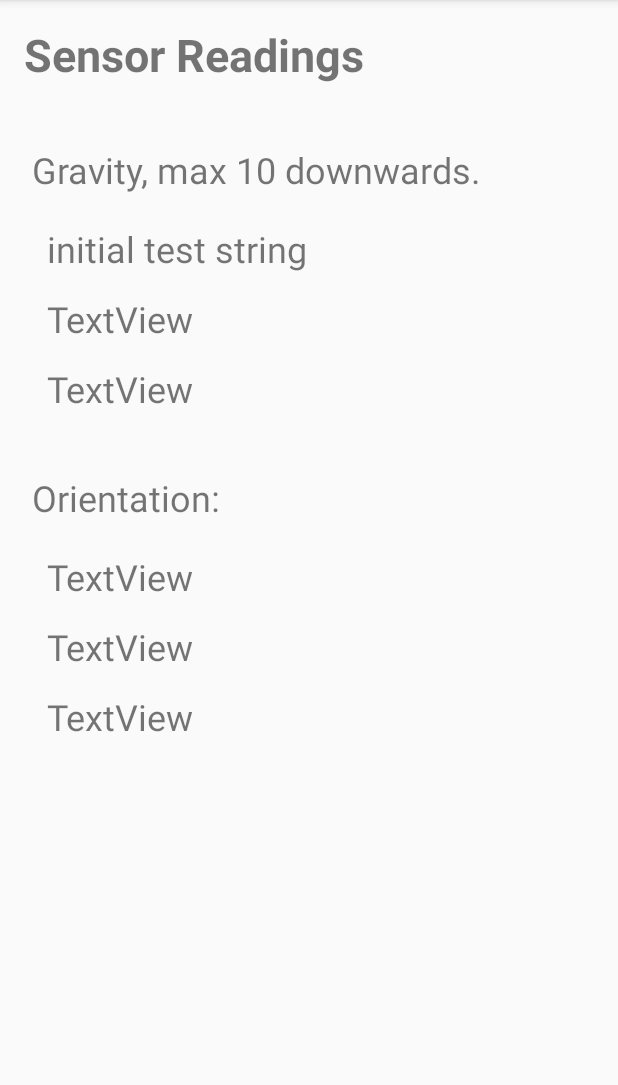
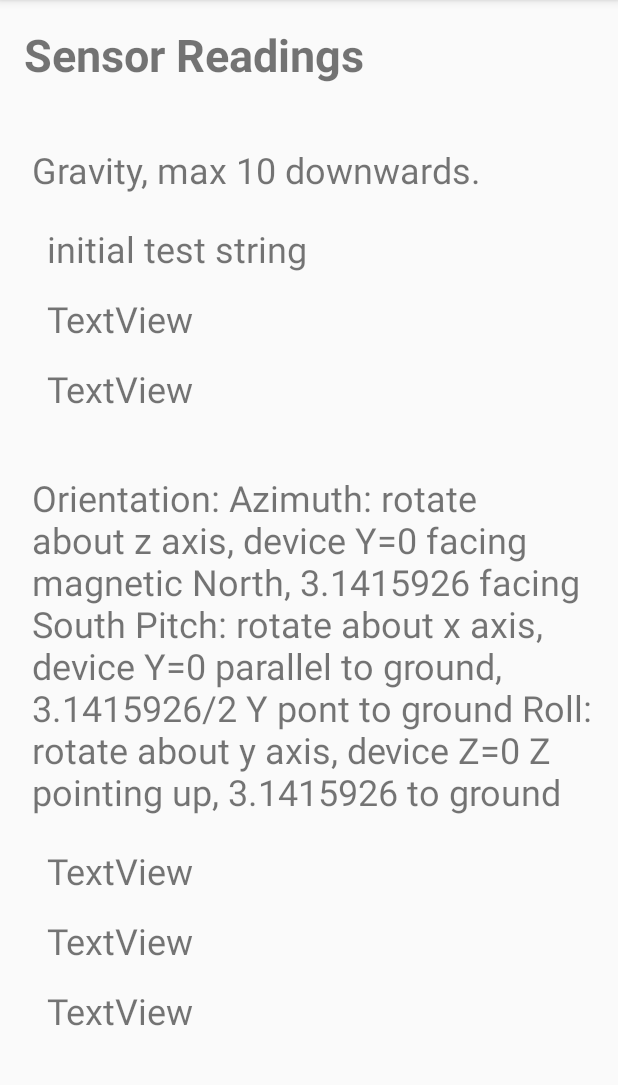
Before and after one commit to sproffer/SensorTest, an Android app: the screen it shows after launch (SensorActivity), on a phone screen of 412 x 824 dp, the part 84-1169 px from its top. Run offline under Robolectric (Android 15) with nearby library versions, the phone set to English and light mode, and no system bars.

Commit message:
add title

```diff
--- a/app/src/main/java/net/garyzhu/sensortest/SensorActivity.java
+++ b/app/src/main/java/net/garyzhu/sensortest/SensorActivity.java
@@ -117,9 +117,9 @@ public class SensorActivity extends AppCompatActivity implements SensorEventList
             	if (hasAccelerometerSet) {
             		SensorManager.getRotationMatrix(mR, null, mLastAccelerometer, mLastMagnetometer);
                     SensorManager.getOrientation(mR, mOrientation);
-	                outputX2.setText("Azimuth: "+nf.format(mOrientation[0]) + "  (rotae about z axis, device Y=0 facing magnetic North, 3.1415926 facing South)");
+	                outputX2.setText("Azimuth: "+nf.format(mOrientation[0]) + "  (rotate about z axis, device Y=0 facing magnetic North, 3.1415926 facing South)");
 	                outputY2.setText("Pitch: "+nf.format(mOrientation[1]) + "  (rotate about x axis, device Y=0 parallel to ground, 3.1415926/2 Y pont to ground)");
-	                outputZ2.setText("Roll: "+nf.format(mOrientation[2]) + "  (rotate about y axis, device Y=0 parallel to the ground, 3.1415926/2  X point to ground) ");
+	                outputZ2.setText("Roll: "+nf.format(mOrientation[2]) + "  (rotate about y axis, device Z=0  Z pointing up, 3.1415926 to ground) ");
             	}
 	        } else {
 	            Log.d("sensor", "got other sensor event " + event.sensor.getType());
--- a/app/src/main/res/values/strings.xml
+++ b/app/src/main/res/values/strings.xml
@@ -6,6 +6,10 @@
     <string name="action_settings">Settings</string>
     <string name="gravityNote">Gravity, max 10 downwards.</string>
     <string name="textView">TextView</string>
-    <string name="orientationNote">Orientation:</string>
+    <string name="orientationNote">Orientation:
+      Azimuth: rotate about z axis, device Y=0 facing magnetic North, 3.1415926 facing South
+	  Pitch:   rotate about x axis, device Y=0 parallel to ground, 3.1415926/2 Y pont to ground
+	  Roll:    rotate about y axis, device Z=0  Z pointing up, 3.1415926 to ground
+    </string>
 
 </resources>
```
Also changed, not shown: 1 other file.
